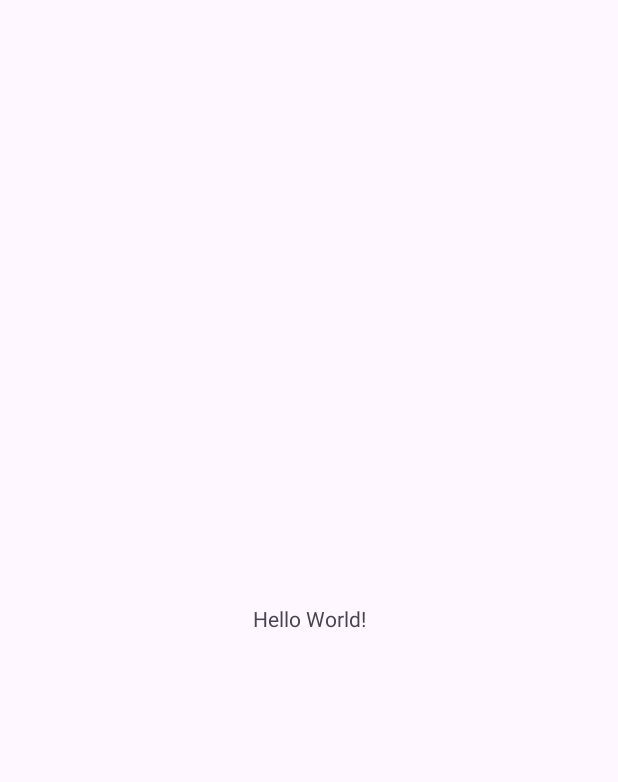
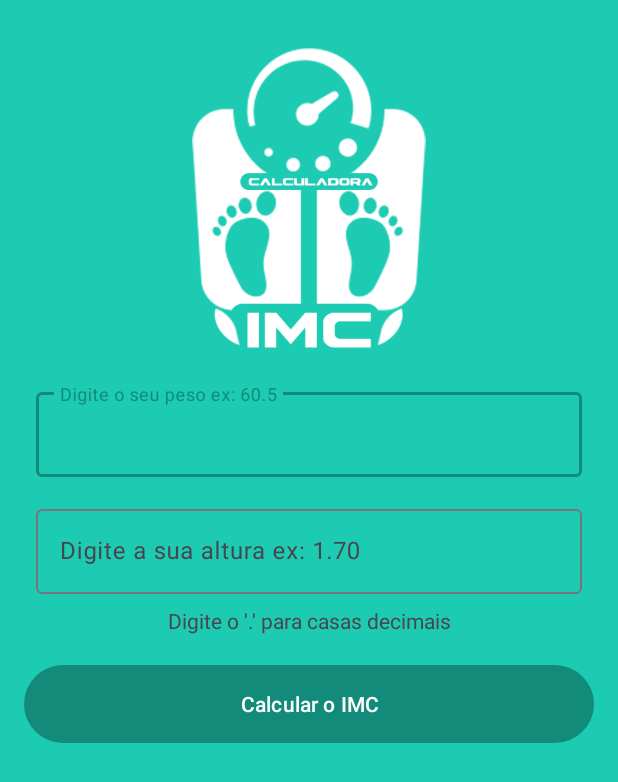
Before and after one commit to valmirfd/controle-imc, an Android app: the screen it shows after launch (MainActivity), on a phone screen of 412 x 824 dp. Before the commit the part shown is almost empty. Shown: the top 782 px of the screen. Run offline under Robolectric (Android 15) with nearby library versions, the phone set to English and light mode, and no system bars.

Commit message:
Criação da tela principal

```diff
--- a/app/src/main/res/layout/activity_main.xml
+++ b/app/src/main/res/layout/activity_main.xml
@@ -6,13 +6,76 @@
     android:layout_height="match_parent"
     tools:context=".MainActivity">
 
+    <ImageView
+        android:id="@+id/imageView"
+        android:layout_width="200dp"
+        android:layout_height="200dp"
+        android:layout_marginTop="32dp"
+        app:layout_constraintEnd_toEndOf="parent"
+        app:layout_constraintHorizontal_bias="0.5"
+        app:layout_constraintStart_toStartOf="parent"
+        app:layout_constraintTop_toTopOf="parent"
+        app:srcCompat="@drawable/logo" />
+
+    <com.google.android.material.textfield.TextInputLayout
+        android:id="@+id/textInputLayout"
+        android:layout_width="match_parent"
+        android:layout_height="wrap_content"
+        android:layout_marginStart="16dp"
+        android:layout_marginTop="16dp"
+        android:layout_marginEnd="16dp"
+        android:padding="8dp"
+        app:layout_constraintEnd_toEndOf="parent"
+        app:layout_constraintHorizontal_bias="0.5"
+        app:layout_constraintStart_toStartOf="parent"
+        app:layout_constraintTop_toBottomOf="@+id/imageView">
+
+        <com.google.android.material.textfield.TextInputEditText
+            android:layout_width="match_parent"
+            android:layout_height="wrap_content"
+            android:hint="Digite o seu peso ex: 60.5"
+            android:inputType="numberDecimal" />
+    </com.google.android.material.textfield.TextInputLayout>
+
+    <com.google.android.material.textfield.TextInputLayout
+        android:id="@+id/textInputLayout2"
+        android:layout_width="match_parent"
+        android:layout_height="wrap_content"
+        android:layout_marginStart="16dp"
+        android:layout_marginEnd="16dp"
+        android:padding="8dp"
+        app:layout_constraintEnd_toEndOf="parent"
+        app:layout_constraintHorizontal_bias="0.5"
+        app:layout_constraintStart_toStartOf="parent"
+        app:layout_constraintTop_toBottomOf="@+id/textInputLayout">
+
+        <com.google.android.material.textfield.TextInputEditText
+            android:layout_width="match_parent"
+            android:layout_height="wrap_content"
+            android:hint="Digite a sua altura ex: 1.70"
+            android:inputType="numberDecimal" />
+    </com.google.android.material.textfield.TextInputLayout>
+
     <TextView
+        android:id="@+id/textView"
         android:layout_width="wrap_content"
         android:layout_height="wrap_content"
-        android:text="Hello World!"
-        app:layout_constraintBottom_toBottomOf="parent"
+        android:text="Digite o '.' para casas decimais"
         app:layout_constraintEnd_toEndOf="parent"
+        app:layout_constraintHorizontal_bias="0.5"
         app:layout_constraintStart_toStartOf="parent"
-        app:layout_constraintTop_toTopOf="parent" />
+        app:layout_constraintTop_toBottomOf="@+id/textInputLayout2" />
 
+    <Button
+        android:id="@+id/button"
+        android:layout_width="0dp"
+        android:layout_height="60dp"
+        android:layout_marginStart="16dp"
+        android:layout_marginTop="16dp"
+        android:layout_marginEnd="16dp"
+        android:text="Calcular o IMC"
+        app:layout_constraintEnd_toEndOf="parent"
+        app:layout_constraintHorizontal_bias="0.5"
+        app:layout_constraintStart_toStartOf="parent"
+        app:layout_constraintTop_toBottomOf="@+id/textView" />
 </androidx.constraintlayout.widget.ConstraintLayout>
--- a/app/src/main/res/values/colors.xml
+++ b/app/src/main/res/values/colors.xml
@@ -2,4 +2,9 @@
 <resources>
     <color name="black">#FF000000</color>
     <color name="white">#FFFFFFFF</color>
+
+    <!-- cores customizadas-->
+    <color name="fundo">#1ccbb2</color>
+    <color name="primaria">#128b7a</color>
+    <color name="primaria_variacao">#006153</color>
 </resources>
--- a/app/src/main/res/values/themes.xml
+++ b/app/src/main/res/values/themes.xml
@@ -2,7 +2,9 @@
     <!-- Base application theme. -->
     <style name="Base.Theme.Controleimc" parent="Theme.Material3.DayNight.NoActionBar">
         <!-- Customize your light theme here. -->
-        <!-- <item name="colorPrimary">@color/my_light_primary</item> -->
+        <item name="colorPrimary">@color/primaria</item>
+        <item name="colorPrimaryVariant">@color/primaria_variacao</item>
+        <item name="android:windowBackground">@color/fundo</item>
     </style>
 
     <style name="Theme.Controleimc" parent="Base.Theme.Controleimc" />
```
Also changed, not shown: app/src/main/res/drawable/logo.png (added), app/src/main/res/drawable/resultado.png (added).
